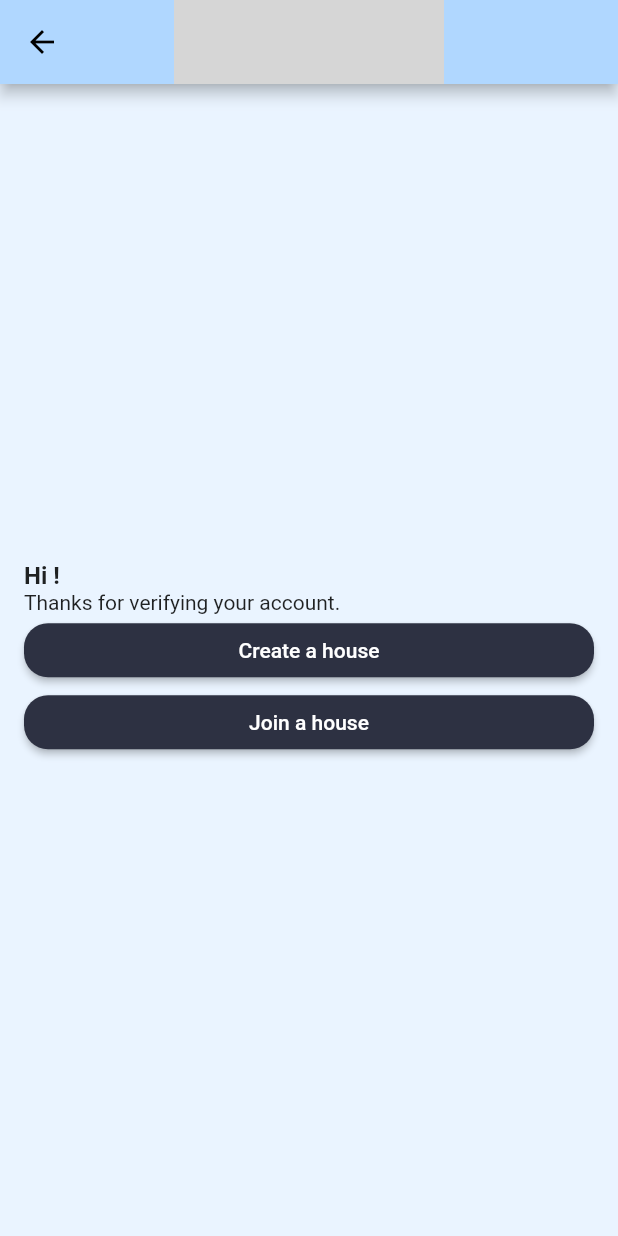
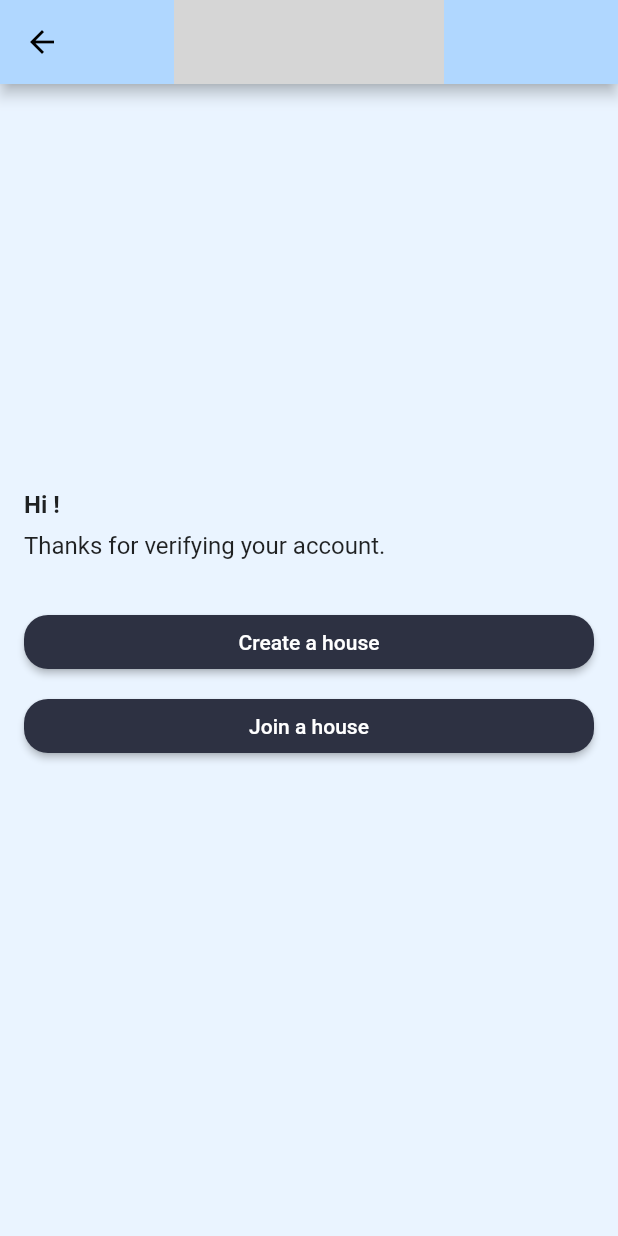
Before and after one commit to arshganda/abode_app, a Flutter app: the OnBoardPage screen opened directly, on a phone screen of 412 x 824 dp. Run offline on Flutter 3.47's test engine with Material 2 defaults, Android fonts, the phone set to English and light mode, and no system bars; our stand-ins replace dio, firebase_auth, flutter_speed_dial, share; accounts and stored records are empty; grey boxes are pictures that could not be loaded.

Commit message:
Onboard page formatting

```diff
--- a/lib/onboard_page.dart
+++ b/lib/onboard_page.dart
@@ -39,13 +39,13 @@ class _OnBoardPageState extends State<OnBoardPage> {
             mainAxisAlignment: MainAxisAlignment.center,
             crossAxisAlignment: CrossAxisAlignment.start,
             children: <Widget>[
+              Spacer(flex: 17),
               Column(
                 crossAxisAlignment: CrossAxisAlignment.start,
                 children: <Widget>[
                   FutureBuilder<FirebaseUser>(
                       future: _user,
-                      builder: (BuildContext context,
-                          AsyncSnapshot<FirebaseUser> snapshot) {
+                      builder: (BuildContext context, AsyncSnapshot<FirebaseUser> snapshot) {
                         if (snapshot.hasData) {
                           return Text(
                             "Hi " + snapshot.data.displayName + "!",
@@ -55,12 +55,24 @@ class _OnBoardPageState extends State<OnBoardPage> {
                             ),
                           );
                         } else {
-                          return Text("Hi!");
+                          return Text(
+                            "Hi!",
+                            style: TextStyle(
+                              fontSize: 16,
+                              fontWeight: FontWeight.bold,
+                            ),
+                          );
                         }
                       }),
-                  Text("Thanks for verifying your account.")
+                  SizedBox(height: 8),
+                  Text(
+                    "Thanks for verifying your account.",
+                    style: TextStyle(fontSize: 16),
+                  ),
                 ],
               ),
+              Spacer(flex: 1),
+              SizedBox(height: 16),
               Row(
                 children: <Widget>[
                   Expanded(
@@ -72,15 +84,13 @@ class _OnBoardPageState extends State<OnBoardPage> {
                         borderRadius: BorderRadius.all(Radius.circular(16)),
                       ),
                       onPressed: () {
-                        Navigator.push(
-                            context,
-                            MaterialPageRoute(
-                                builder: (context) => CreateHousePage()));
+                        Navigator.push(context, MaterialPageRoute(builder: (context) => CreateHousePage()));
                       },
                     ),
                   ),
                 ],
               ),
+              SizedBox(height: 8),
               Row(
                 children: <Widget>[
                   Expanded(
@@ -92,15 +102,13 @@ class _OnBoardPageState extends State<OnBoardPage> {
                         borderRadius: BorderRadius.all(Radius.circular(16)),
                       ),
                       onPressed: () {
-                        Navigator.push(
-                            context,
-                            MaterialPageRoute(
-                                builder: (context) => JoinHousePage()));
+                        Navigator.push(context, MaterialPageRoute(builder: (context) => JoinHousePage()));
                       },
                     ),
                   ),
                 ],
               ),
+              Spacer(flex: 20),
             ],
           ),
         ),
```
